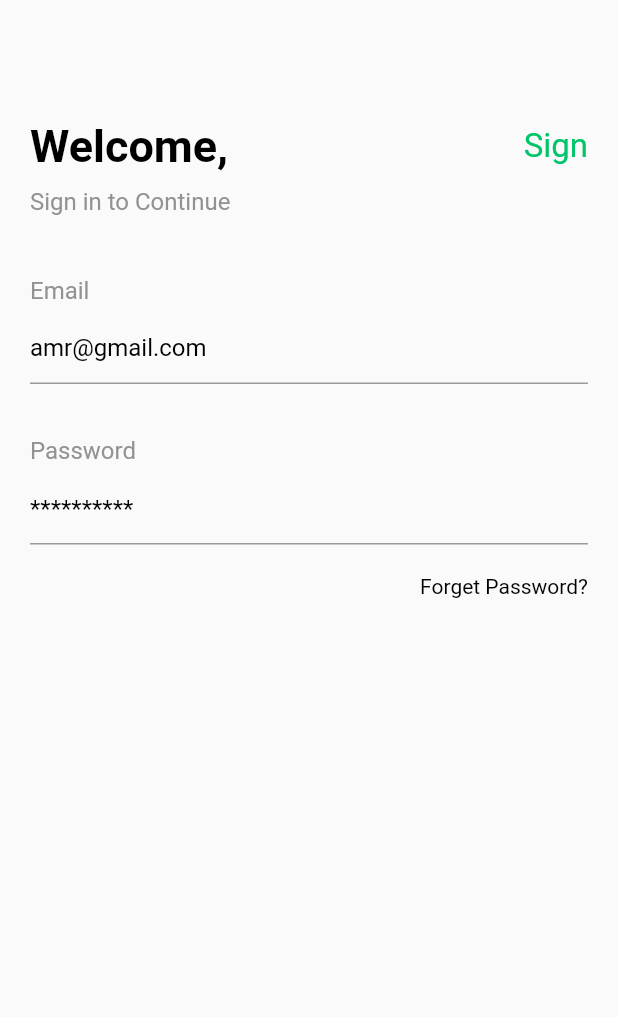
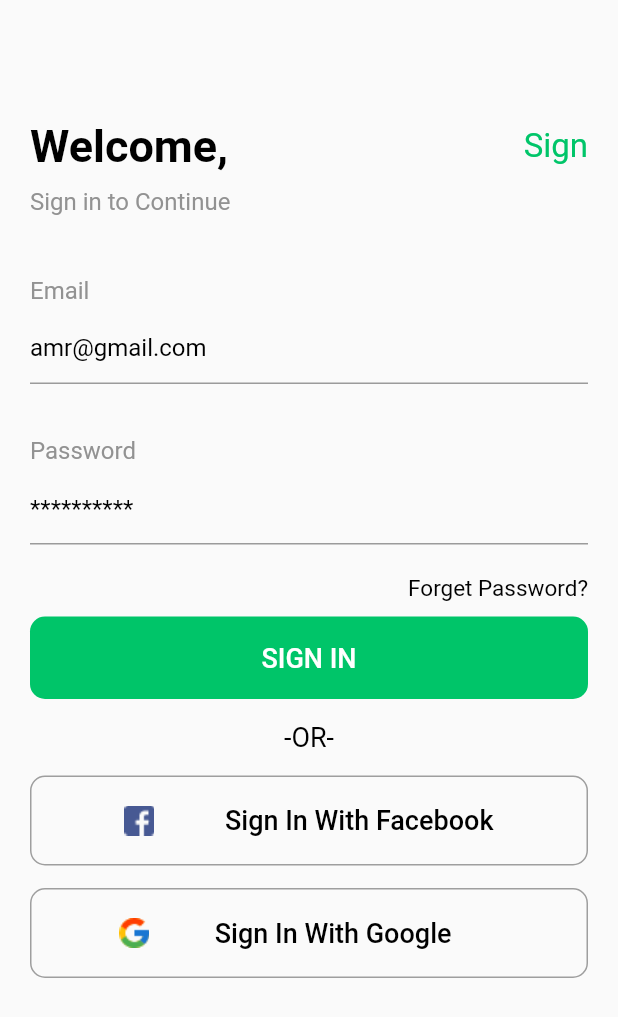
Before and after one commit to amr012/E_Commerce_App, a Flutter app: the screen it shows after launch, on a phone screen of 412 x 824 dp. Shown: the top 1017 px of the screen. Run offline on Flutter 3.47's test engine with Material 2 defaults, Android fonts, the phone set to English and light mode, and no system bars.

Commit message:
login screen

```diff
--- /dev/null
+++ b/lib/components/Custom_flat_button.dart
@@ -0,0 +1,26 @@
+
+import 'package:flutter/material.dart';
+
+import '../constants.dart';
+import 'custom_text.dart';
+
+class CustomFlatButton extends StatelessWidget {
+  final String text;
+  final Function onPress;
+  CustomFlatButton({this.text,this.onPress});
+  @override
+  Widget build(BuildContext context) {
+    return Container(
+      height: 55,
+      width: MediaQuery.of(context).size.width,
+      child: FlatButton(
+          shape: RoundedRectangleBorder(borderRadius: BorderRadius.circular(10)),
+          onPressed: onPress,
+          color: K.MAIN_COLOR,
+          child: CustomText(
+            text: text,
+            color: Colors.white,
+          )),
+    );
+  }
+}
--- /dev/null
+++ b/lib/components/custom_button_social.dart
@@ -0,0 +1,30 @@
+
+import 'package:ecommerce/components/custom_text.dart';
+import 'package:flutter/material.dart';
+
+class CustomButtonSocial extends StatelessWidget {
+  final String image;
+  final String text;
+  final Function onPress;
+  CustomButtonSocial({this.image,this.text,this.onPress});
+  @override
+  Widget build(BuildContext context) {
+    return FlatButton(
+        height: 60,
+        onPressed: onPress,
+        shape: RoundedRectangleBorder(
+            borderRadius: BorderRadius.circular(10),
+            side: BorderSide(color: Colors.grey)),
+        child: Row(
+          mainAxisAlignment: MainAxisAlignment.spaceEvenly,
+          children: [
+            Image(
+              image: AssetImage(image),
+            ),
+            CustomText(
+              text: text,
+            )
+          ],
+        ));
+  }
+}
--- a/lib/screens/login_screen.dart
+++ b/lib/screens/login_screen.dart
@@ -1,3 +1,5 @@
+import 'package:ecommerce/components/Custom_flat_button.dart';
+import 'package:ecommerce/components/custom_button_social.dart';
 import 'package:ecommerce/components/custom_text.dart';
 import 'package:ecommerce/components/custom_text_fromfield.dart';
 import 'package:ecommerce/constants.dart';
@@ -37,15 +39,53 @@ class LoginScreen extends StatelessWidget {
               onSaved: (value) {},
               validator: (value) {},
             ),
-            SizedBox(height: 30,),
+            SizedBox(
+              height: 30,
+            ),
             CustomTextFromField(
               text: "Password",
               hintText: "**********",
               onSaved: (value) {},
               validator: (value) {},
             ),
-            SizedBox(height: 15,),
-            CustomText(text: "Forget Password?",fontSize: 14,alignment: Alignment.topRight,)
+            SizedBox(
+              height: 15,
+            ),
+            CustomText(
+              text: "Forget Password?",
+              fontSize: 15,
+              alignment: Alignment.topRight,
+            ),
+            SizedBox(
+              height: 10,
+            ),
+            CustomFlatButton(
+              text: "SIGN IN",
+              onPress: () {},
+            ),
+            SizedBox(
+              height: 15,
+            ),
+            CustomText(
+              text: "-OR-",
+              alignment: Alignment.center,
+            ),
+            SizedBox(
+              height: 15,
+            ),
+            CustomButtonSocial(
+              image: "assets/images/facebook_icon.png",
+              text: "Sign In With Facebook",
+              onPress: () {},
+            ),
+            SizedBox(
+              height: 15,
+            ),
+            CustomButtonSocial(
+              image: "assets/images/google_icon.png",
+              text: "Sign In With Google       ",
+              onPress: () {},
+            )
           ],
         ),
       ),
```
Also changed, not shown: pubspec.yaml (+4 -3 lines), assets/images/facebook_icon.png (added), assets/images/google_icon.png (added).
